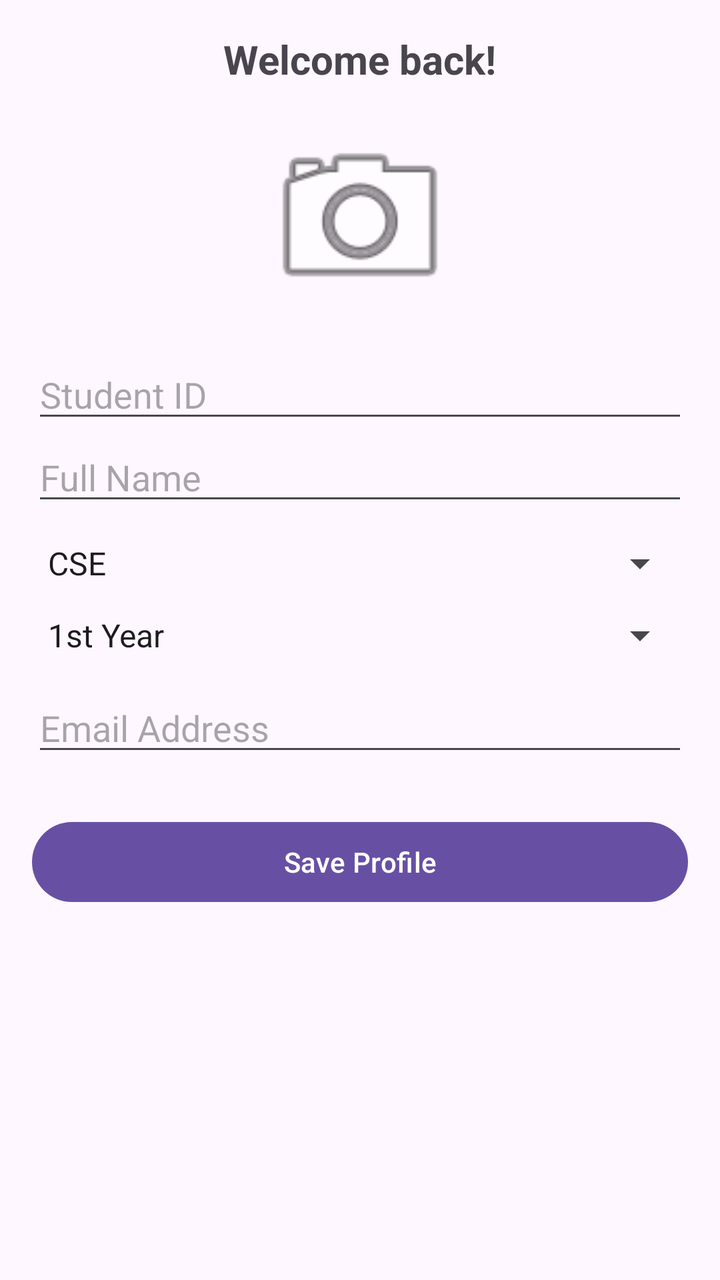
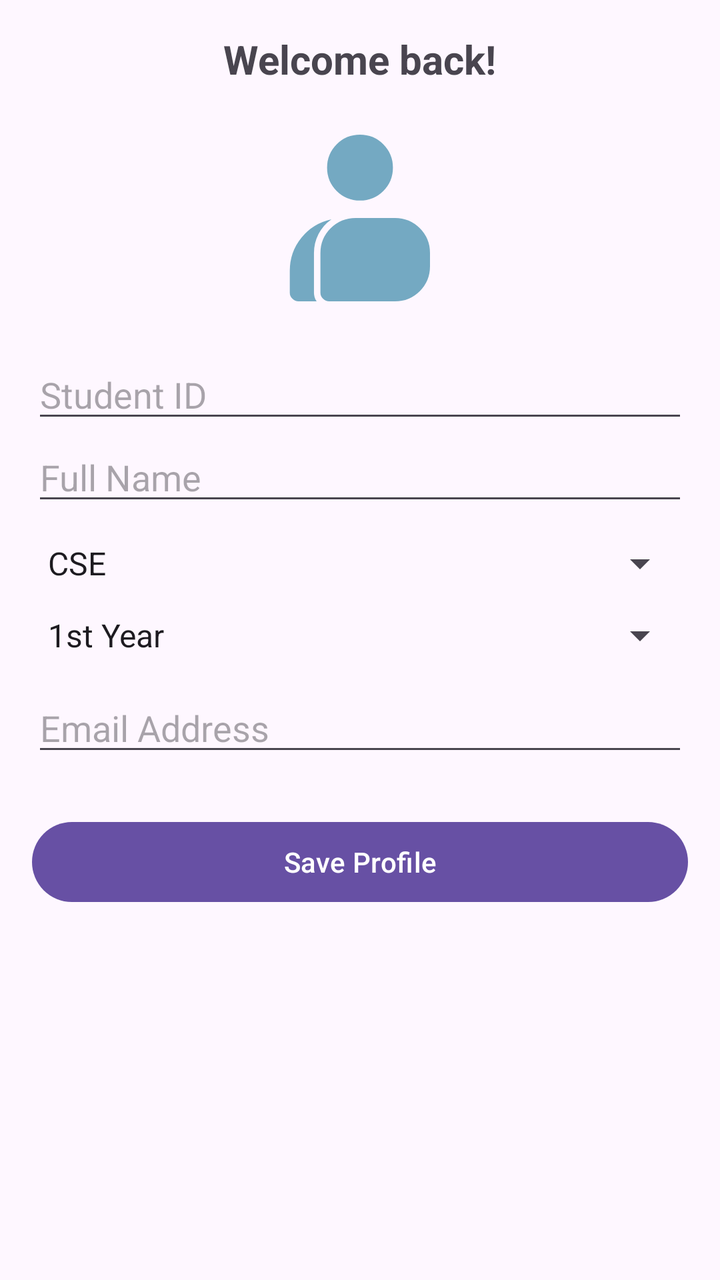

Screens rendered from an Android XML layout before and after an edit, with the pre-edit source and the edit as a unified diff.
<!-- AndroidManifest.xml: application theme Theme.UserSettingsApp -->
<!-- res/layout/activity_profile.xml -->
<?xml version="1.0" encoding="utf-8"?>
<androidx.constraintlayout.widget.ConstraintLayout xmlns:android="http://schemas.android.com/apk/res/android"
    xmlns:app="http://schemas.android.com/apk/res-auto"
    xmlns:tools="http://schemas.android.com/tools"
    android:id="@+id/main"
    android:layout_width="match_parent"
    android:layout_height="match_parent"
    android:padding="16dp"
    tools:context=".ProfileActivity">


        <TextView
            android:id="@+id/tvWelcomeBanner"
            android:layout_width="wrap_content"
            android:layout_height="wrap_content"
            android:text="Welcome back!"
            android:textSize="20sp"
            android:textStyle="bold"
            app:layout_constraintTop_toTopOf="parent"
            app:layout_constraintStart_toStartOf="parent"
            app:layout_constraintEnd_toEndOf="parent" />

        <ImageView
            android:id="@+id/ivAvatar"
            android:layout_width="100dp"
            android:layout_height="100dp"
            android:src="@android:drawable/ic_menu_camera"
            android:layout_marginTop="16dp"
            app:layout_constraintTop_toBottomOf="@id/tvWelcomeBanner"
            app:layout_constraintStart_toStartOf="parent"
            app:layout_constraintEnd_toEndOf="parent" />

        <EditText
            android:id="@+id/etStudentID"
            android:layout_width="match_parent"
            android:layout_height="wrap_content"
            android:hint="Student ID"
            android:inputType="number"
            android:layout_marginTop="16dp"
            app:layout_constraintTop_toBottomOf="@id/ivAvatar" />

        <EditText
            android:id="@+id/etFullName"
            android:layout_width="match_parent"
            android:layout_height="wrap_content"
            android:hint="Full Name"
            app:layout_constraintTop_toBottomOf="@id/etStudentID" />

        <Spinner
            android:id="@+id/spinnerDept"
            android:layout_width="match_parent"
            android:layout_height="wrap_content"
            android:entries="@array/department_options"
            android:layout_marginTop="12dp"
            app:layout_constraintTop_toBottomOf="@id/etFullName" />

        <Spinner
            android:id="@+id/spinnerYear"
            android:layout_width="match_parent"
            android:layout_height="wrap_content"
            android:entries="@array/year_options"
            android:layout_marginTop="12dp"
            app:layout_constraintTop_toBottomOf="@id/spinnerDept" />

        <EditText
            android:id="@+id/etEmail"
            android:layout_width="match_parent"
            android:layout_height="wrap_content"
            android:hint="Email Address"
            android:inputType="textEmailAddress"
            android:layout_marginTop="12dp"
            app:layout_constraintTop_toBottomOf="@id/spinnerYear" />

        <Button
            android:id="@+id/btnSaveProfile"
            android:layout_width="match_parent"
            android:layout_height="wrap_content"
            android:text="Save Profile"
            android:layout_marginTop="24dp"
            app:layout_constraintTop_toBottomOf="@id/etEmail" />

</androidx.constraintlayout.widget.ConstraintLayout>
<!-- resources referenced by this layout -->
<resources>
  <string-array name="department_options">
          <item>CSE</item>
          <item>EEE</item>
          <item>BBA</item>
          <item>English</item>
          <item>Law</item>
      </string-array>
  <string-array name="year_options">
          <item>1st Year</item>
          <item>2nd Year</item>
          <item>3rd Year</item>
          <item>4th Year</item>
      </string-array>
  <style name="Theme.UserSettingsApp" parent="Base.Theme.UserSettingsApp" />
  <style name="Base.Theme.UserSettingsApp" parent="Theme.Material3.DayNight.NoActionBar">
          
          
      </style>
</resources>

<!-- the commit's change to res/layout/activity_profile.xml (unified diff, before → after) -->
@@ -24,7 +24,7 @@
             android:id="@+id/ivAvatar"
             android:layout_width="100dp"
             android:layout_height="100dp"
-            android:src="@android:drawable/ic_menu_camera"
+            android:src="@drawable/outline_contacts_product_24"
             android:layout_marginTop="16dp"
             app:layout_constraintTop_toBottomOf="@id/tvWelcomeBanner"
             app:layout_constraintStart_toStartOf="parent"
<!-- resource entries referenced after the edit -->
@@ -13,6 +13,12 @@
           <item>3rd Year</item>
           <item>4th Year</item>
       </string-array>
+  <!-- drawable outline_contacts_product_24 (drawable) -->
+  <vector xmlns:android="http://schemas.android.com/apk/res/android" android:height="24dp" android:tint="#74A9C2" android:viewportHeight="960" android:viewportWidth="960" android:width="24dp">
+        
+      <path android:fillColor="@android:color/white" android:pathData="M185,880Q168,880 155.5,867.5Q143,855 143,838L143,733Q143,643 199,574Q255,505 343,486Q303,514 281,556.5Q259,599 259,648L259,838Q259,849 262,860Q265,871 272,880L185,880ZM332,880Q315,880 302.5,867.5Q290,855 290,838L290,648Q290,578 339.5,529Q389,480 459,480L648,480Q718,480 767,529Q816,578 816,648L816,712Q816,782 767,831Q718,880 648,880L332,880ZM480,396Q414,396 368,350Q322,304 322,238Q322,172 368,126Q414,80 480,80Q546,80 592,126Q638,172 638,238Q638,304 592,350Q546,396 480,396Z"/>
+      
+  </vector>
   <style name="Theme.UserSettingsApp" parent="Base.Theme.UserSettingsApp" />
   <style name="Base.Theme.UserSettingsApp" parent="Theme.Material3.DayNight.NoActionBar">
           
